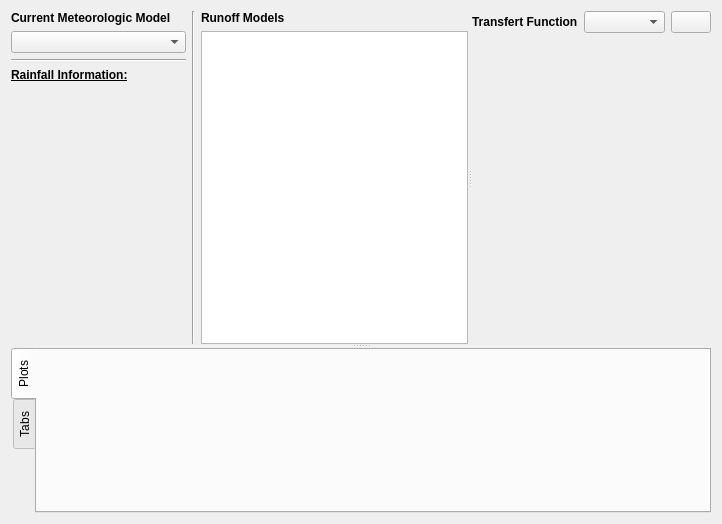
The window that src/ui/reosrunoffhydrographwidget.ui (vcloarec/ReosProject) describes before a commit, drawn with Qt 5.
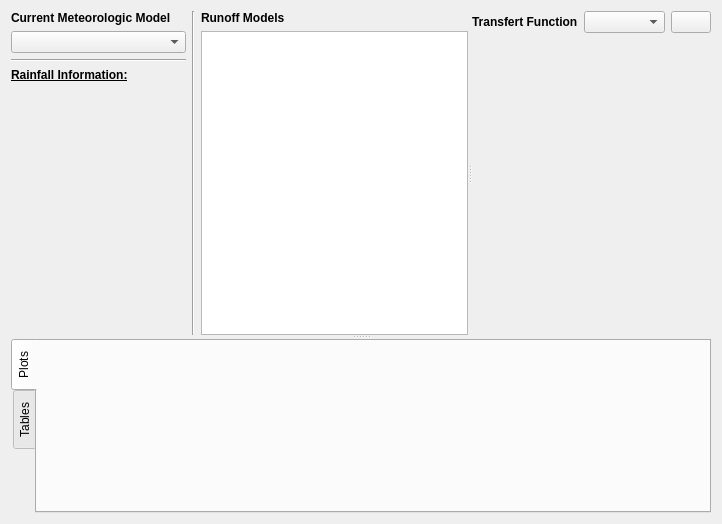
The same window after the commit. Icons and pictures are not drawn. Custom widgets are drawn as their Qt base class.

Patch:
```diff
--- a/src/ui/reosrunoffhydrographwidget.ui
+++ b/src/ui/reosrunoffhydrographwidget.ui
@@ -268,7 +268,7 @@
       </widget>
       <widget class="QWidget" name="tab_2">
        <attribute name="title">
-        <string>Tabs</string>
+        <string>Tables</string>
        </attribute>
        <layout class="QVBoxLayout" name="verticalLayout_5">
         <property name="spacing">
```
